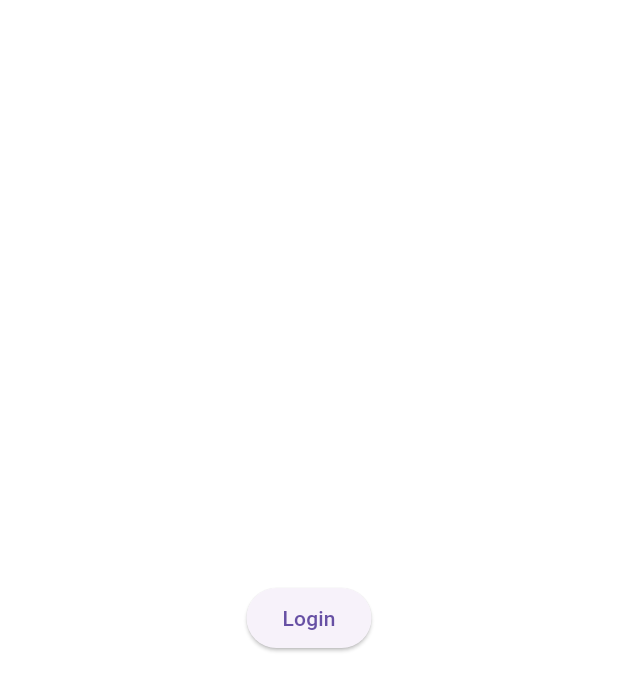
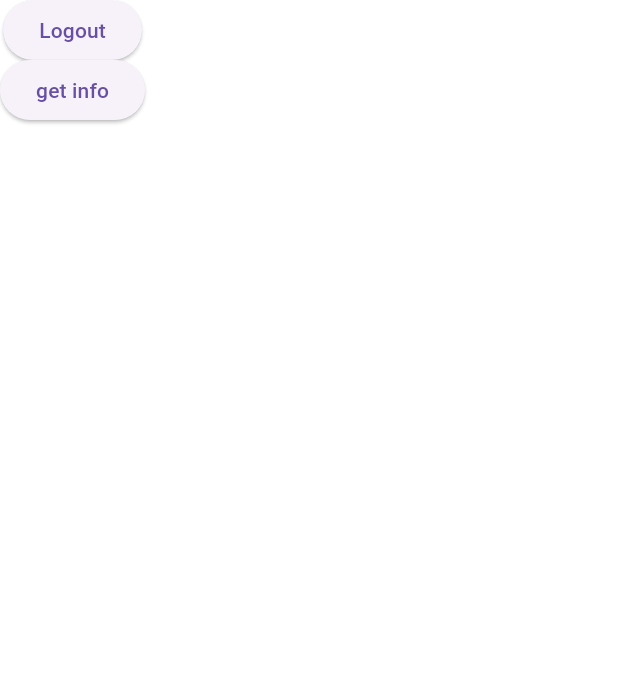
Before and after one commit to nonani/seed_finder, a Flutter app: the HomePage screen opened by its route, on a phone screen of 412 x 824 dp. Shown: the top 691 px of the screen. Run offline on Flutter 3.47's test engine with Material 3 defaults, Android fonts, the phone set to English and light mode, and no system bars; our stand-ins replace dio, flutter_dotenv, flutter_riverpod, flutter_secure_storage, freezed_annotation, go_router and 5 more; accounts and stored records are empty; generated files the repository leaves out were written again.

Commit message:
refactor: feat api provider

```diff
--- a/lib/clients/auth_client.dart
+++ b/lib/clients/auth_client.dart
@@ -1,11 +1,10 @@
 import 'package:dio/dio.dart';
 import 'package:retrofit/retrofit.dart';
-import 'package:seed_finder/utils/dio.dart';
 
 import '../models/user.dart';
+import '../models/survey.dart';
+part 'auth_client.g.dart';
 
-part 'auth_client.g.dart';
-final AuthClient authClient = AuthClient(dio);
 
 
 @RestApi(baseUrl: 'user')
@@ -18,8 +17,10 @@ abstract class AuthClient {
     @Field('userPw') required String password,
   });
 
-
-
+  @POST('/info')
+  Future<dynamic> info({
+    @Body() required Survey body,
+  });
 
 
 }
--- a/lib/models/survey.dart
+++ b/lib/models/survey.dart
@@ -7,20 +7,28 @@ part 'survey.freezed.dart';
 
 part 'survey.g.dart';
 
-@freezed
+@Freezed(toJson: true)
 class Survey with _$Survey {
   @JsonSerializable(explicitToJson: true)
   const factory Survey({
     required List<String> businessCategory,
-    required List<String> businessRegion,
+    required List<Region> businessRegion,
     required List<String> businessApply,
     required int businessExperience,
     required int businessTargetAge,
   }) = _Survey;
 
   factory Survey.fromJson(Map<String, dynamic> json) => _$SurveyFromJson(json);
+  static const defaultValue = Survey(
+    businessCategory: [],
+    businessRegion: [],
+    businessApply: [],
+    businessExperience: 1,
+    businessTargetAge: 24,
+  );
+
   @override
-  Map<String, dynamic> toJson() ;
+  Map<String, dynamic> toJson();
 }
 
 /*
--- a/lib/pages/home_page.dart
+++ b/lib/pages/home_page.dart
@@ -1,7 +1,10 @@
 import 'package:flutter/material.dart';
 import 'package:flutter_riverpod/flutter_riverpod.dart';
-
+import '../clients/auth_client.dart';
+import '../models/survey.dart';
+import '../providers/auth_client_provider.dart';
 import '../providers/user_info_provider.dart';
+import '../utils/logger.dart';
 class HomePage extends ConsumerWidget {
   const HomePage({super.key});
 
@@ -9,15 +12,26 @@ class HomePage extends ConsumerWidget {
   Widget build(BuildContext context, WidgetRef ref) {
 
     return Scaffold(
-      body: Center(
-        child: ElevatedButton(
+      body: Column(
+        children: [
+          ElevatedButton(
             onPressed: ()async {
               final userInfo = ref.watch(userInfoProvider.notifier);
               userInfo.logout();
             },
-          child: const Text("Login"),
+            child: const Text("Logout"),
           ),
+          ElevatedButton(
+            onPressed: ()async {
+              final authClient = await ref.read(authClientProvider.future);
+              logger.d(await authClient.info(body: Survey.defaultValue));
+
+
+            },
+            child: const Text("get info"),
           ),
+        ]
+      )
     );
   }
 }
--- a/lib/pages/login_page.dart
+++ b/lib/pages/login_page.dart
@@ -62,10 +62,13 @@ class LoginPage extends ConsumerWidget {
                 const SizedBox(height: 16),
                 ElevatedButton(
                   onPressed: () async {
-                    if (formKey.currentState?.validate() ?? false) {
+                    // if (formKey.currentState?.validate() ?? false) {
                       formKey.currentState?.save();
                       print("email: $email, password: $password");
-                      final loginResult = await ref.read(userInfoProvider.notifier).login(email: email, pwd: password);
+                      // final loginResult = await ref.read(userInfoProvider.notifier).login(email: email, pwd: password);
+
+                      final loginResult = await ref.read(userInfoProvider.notifier).login(email: "ex1@naver.com", pwd: "aa1234");
+
                       if (loginResult == User.defaultValue) {
                         // 로그인 실패 시 SnackBar 표시
                         ScaffoldMessenger.of(context).showSnackBar(
@@ -74,7 +77,7 @@ class LoginPage extends ConsumerWidget {
                             duration: const Duration(seconds: 2),
                           ),
                         );
-                      }
+                      // }
                     }
                   },
                   child: const Text("Login"),
--- a/lib/providers/survey_provider.dart
+++ b/lib/providers/survey_provider.dart
@@ -1,9 +1,3 @@
 
 import 'package:riverpod_annotation/riverpod_annotation.dart';
 import 'package:seed_finder/models/survey.dart';
-
-// @riverpod
-// class survey extends _$survey {
-//   @override
-//   Future<Survey> build() async => [];
-// }
```
Also changed, not shown: lib/models/member_role.dart (+4 -4 lines), lib/models/user.dart (+6 -2 lines), lib/providers/user_info_provider.dart (+14 -10 lines), lib/utils/provider_observer.dart (+32 -32 lines), pubspec.yaml (+6 -6 lines), firebase.json (deleted), lib/pages/survey_page.dart (added), pubspec.lock, 1 other file. Lines whose indentation alone changed are shown as unchanged.
